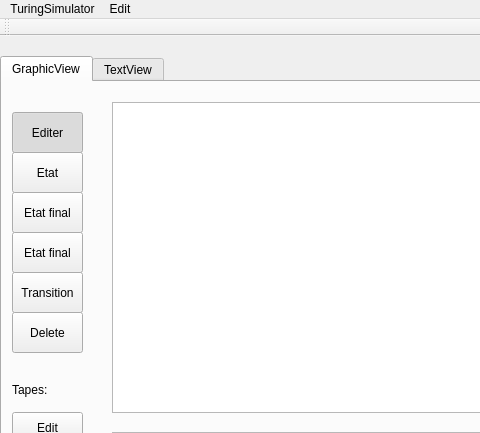
Qt form gui/ui/mainwindow.ui (pkelder/Turing) before a commit; both pictures show x 0 to 480 and y 0 to 433 of the 954 by 569 pixel window.
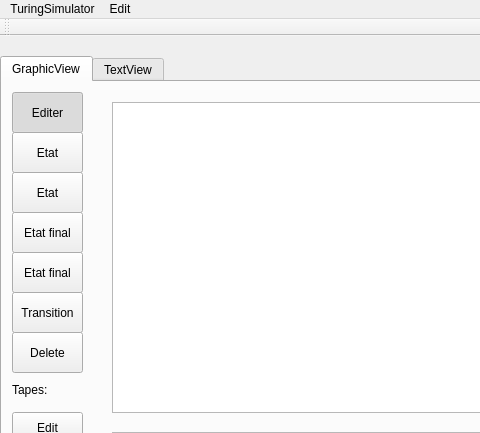
The same form after that commit. Icons and pictures are not drawn.

Commit message: modifs ajout etat init

Patch:
```diff
--- a/gui/ui/mainwindow.ui
+++ b/gui/ui/mainwindow.ui
@@ -73,7 +73,7 @@
       <property name="geometry">
        <rect>
         <x>10</x>
-        <y>70</y>
+        <y>90</y>
         <width>71</width>
         <height>41</height>
        </rect>
@@ -102,7 +102,7 @@
       <property name="geometry">
        <rect>
         <x>10</x>
-        <y>110</y>
+        <y>130</y>
         <width>71</width>
         <height>41</height>
        </rect>
@@ -134,7 +134,7 @@
       <property name="geometry">
        <rect>
         <x>10</x>
-        <y>30</y>
+        <y>10</y>
         <width>71</width>
         <height>41</height>
        </rect>
@@ -169,7 +169,7 @@
       <property name="geometry">
        <rect>
         <x>10</x>
-        <y>190</y>
+        <y>210</y>
         <width>71</width>
         <height>41</height>
        </rect>
@@ -194,7 +194,7 @@
       <property name="geometry">
        <rect>
         <x>10</x>
-        <y>150</y>
+        <y>170</y>
         <width>71</width>
         <height>41</height>
        </rect>
@@ -259,7 +259,7 @@
       <property name="geometry">
        <rect>
         <x>10</x>
-        <y>230</y>
+        <y>250</y>
         <width>71</width>
         <height>41</height>
        </rect>
@@ -359,6 +359,35 @@
        <bool>false</bool>
       </property>
      </widget>
+     <widget class="QToolButton" name="InitStateButton">
+      <property name="geometry">
+       <rect>
+        <x>10</x>
+        <y>50</y>
+        <width>71</width>
+        <height>41</height>
+       </rect>
+      </property>
+      <property name="toolTip">
+       <string>Add Initial State</string>
+      </property>
+      <property name="text">
+       <string extracomment="Etat">Etat</string>
+      </property>
+      <property name="icon">
+       <iconset resource="../Ressource.qrc">
+        <normaloff>:/new/icones/init.gif</normaloff>:/new/icones/init.gif</iconset>
+      </property>
+      <property name="iconSize">
+       <size>
+        <width>30</width>
+        <height>30</height>
+       </size>
+      </property>
+      <property name="checkable">
+       <bool>true</bool>
+      </property>
+     </widget>
     </widget>
     <widget class="QWidget" name="tab_2">
      <attribute name="title">
```
Left out of the diff: 2 changed lines with no effect on the pictures. The commit also changes 6 other files.
